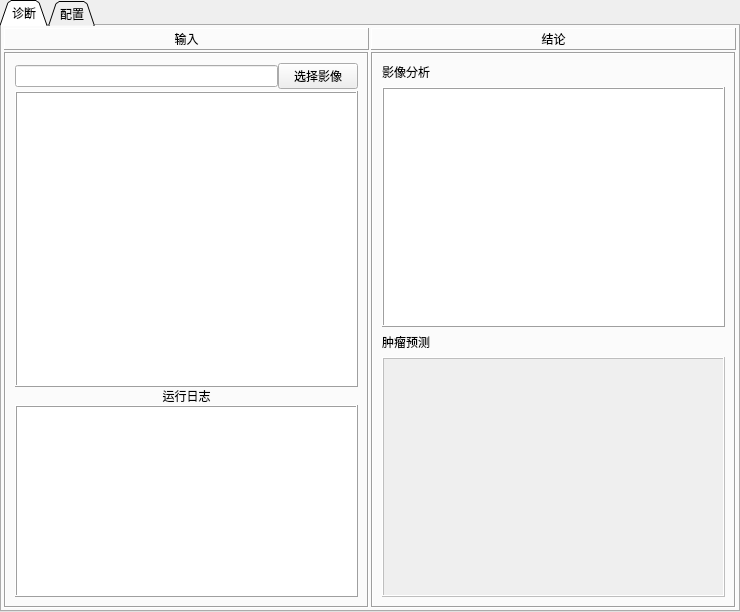
Old version of the form job/肺结节加图形界面/ui.ui in the repository unreal555/pystudy.
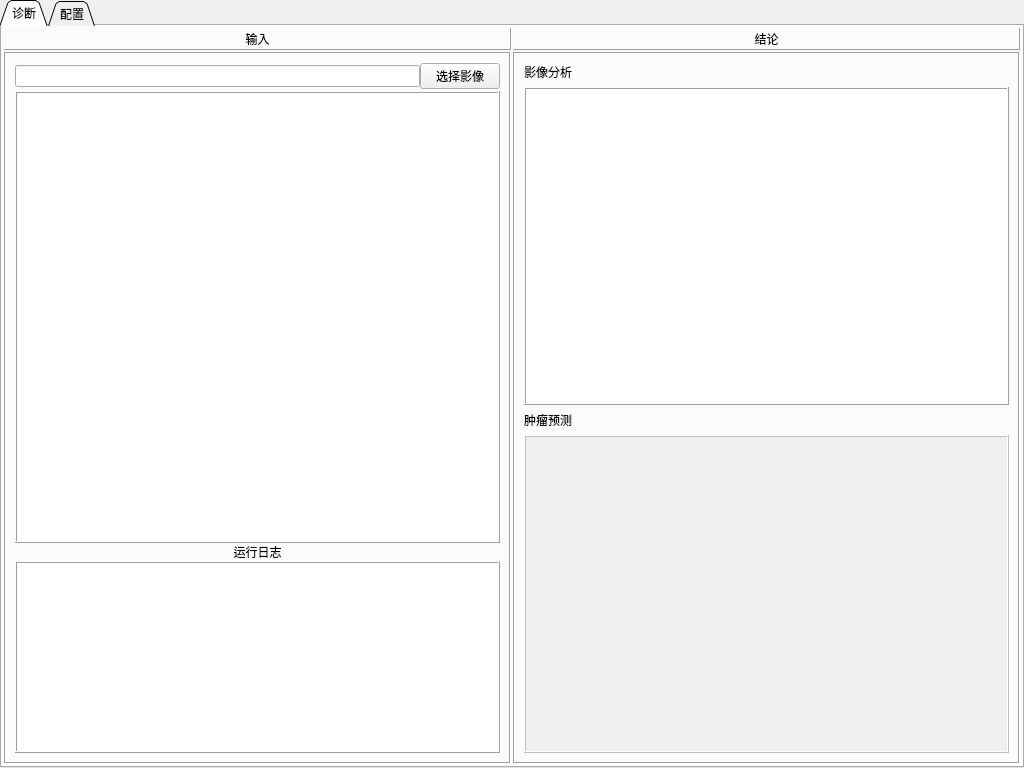
New version of the form.

```diff
--- a/job/肺结节加图形界面/ui.ui
+++ b/job/肺结节加图形界面/ui.ui
@@ -12,8 +12,8 @@
    <rect>
     <x>0</x>
     <y>0</y>
-    <width>740</width>
-    <height>612</height>
+    <width>1024</width>
+    <height>768</height>
    </rect>
   </property>
   <property name="acceptDrops">
```
